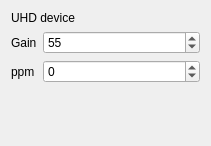
The window that qt-devices/uhd/uhd-widget.ui (JvanKatwijk/qt-dab) describes before a commit, drawn with Qt 5.
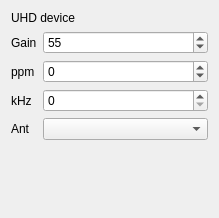
The same window after the commit.

What changed in the file:
```diff
--- a/qt-devices/uhd/uhd-widget.ui
+++ b/qt-devices/uhd/uhd-widget.ui
@@ -6,8 +6,8 @@
    <rect>
     <x>0</x>
     <y>0</y>
-    <width>211</width>
-    <height>146</height>
+    <width>219</width>
+    <height>218</height>
    </rect>
   </property>
   <property name="windowTitle">
@@ -58,6 +58,33 @@
      </property>
     </widget>
    </item>
+   <item row="3" column="0">
+    <widget class="QLabel" name="label_3">
+     <property name="text">
+      <string>kHz</string>
+     </property>
+    </widget>
+   </item>
+   <item row="3" column="1">
+    <widget class="QSpinBox" name="KhzOffset">
+     <property name="toolTip">
+      <string>(not yet implemented)</string>
+     </property>
+     <property name="maximum">
+      <number>1000000</number>
+     </property>
+    </widget>
+   </item>
+   <item row="4" column="0">
+    <widget class="QLabel" name="label_2">
+     <property name="text">
+      <string>Ant</string>
+     </property>
+    </widget>
+   </item>
+   <item row="4" column="1">
+    <widget class="QComboBox" name="antennaSelect"/>
+   </item>
   </layout>
  </widget>
  <resources/>
```
